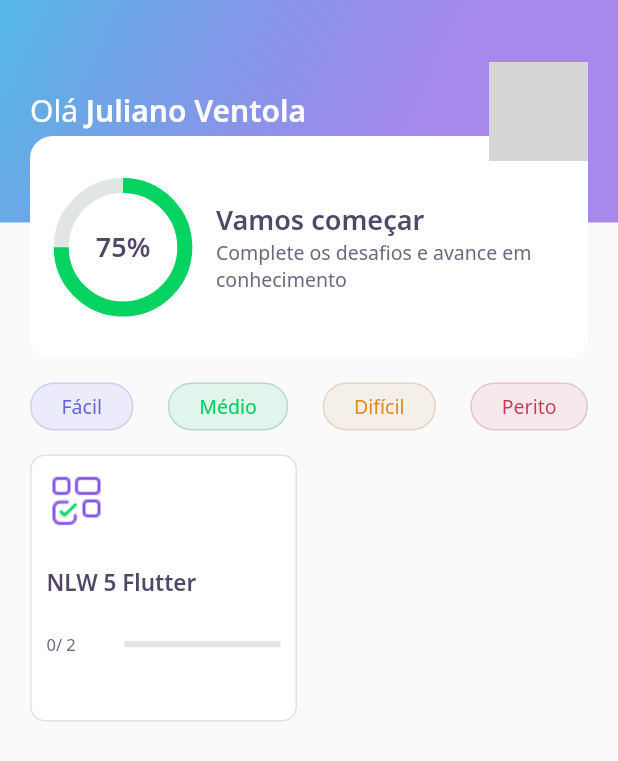
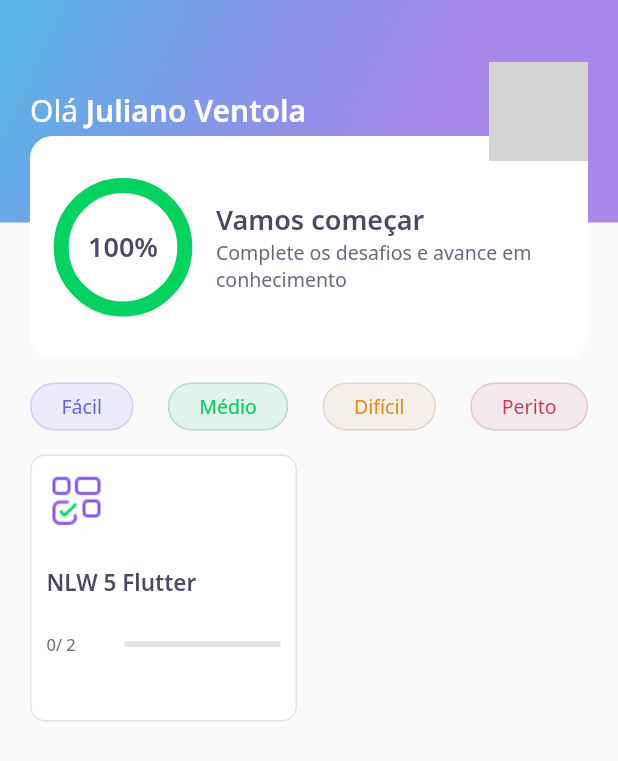
Before and after one commit to julianoventola/DevQuiz-NLW5, a Flutter app: the screen it shows after launch, on a phone screen of 412 x 824 dp. Shown: the top 761 px of the screen. Run offline on Flutter 3.47's test engine with Material 2 defaults, Android fonts, the phone set to English and light mode, and no system bars; our stand-ins replace google_fonts, share_plus; accounts and stored records are empty; network calls fail; grey boxes are pictures that could not be loaded.

Commit message:
feat: score animation in appbar

```diff
--- a/database/user.json
+++ b/database/user.json
@@ -1,5 +1,5 @@
 {
   "name": "Juliano Ventola",
-  "score": 75,
+  "score": 100,
   "photoUrl": "https://avatars.githubusercontent.com/u/28475558?v=4"
 }
--- a/lib/home/widgets/appbar/appbar_widget.dart
+++ b/lib/home/widgets/appbar/appbar_widget.dart
@@ -55,7 +55,9 @@ class AppBarWidget extends PreferredSize {
                 ),
                 Align(
                   alignment: Alignment(0, 1),
-                  child: ScoreCardWidget(),
+                  child: ScoreCardWidget(
+                    percent: user.score / 100,
+                  ),
                 ),
               ],
             ),
--- a/lib/home/widgets/chart/chart_widget.dart
+++ b/lib/home/widgets/chart/chart_widget.dart
@@ -2,13 +2,42 @@ import 'package:devquiz/core/app_colors.dart';
 import 'package:devquiz/core/app_text_styles.dart';
 import 'package:flutter/material.dart';
 
-class ChartWidget extends StatelessWidget {
-  const ChartWidget({Key? key}) : super(key: key);
+class ChartWidget extends StatefulWidget {
+  final double percent;
+  const ChartWidget({
+    Key? key,
+    required this.percent,
+  }) : super(key: key);
+
+  @override
+  _ChartWidgetState createState() => _ChartWidgetState();
+}
+
+class _ChartWidgetState extends State<ChartWidget>
+    with SingleTickerProviderStateMixin {
+  late AnimationController _controller;
+  late Animation<double> _animation;
+
+  void _initAnimation() {
+    _controller =
+        AnimationController(vsync: this, duration: Duration(seconds: 2));
+    _animation =
+        Tween<double>(begin: 0, end: widget.percent).animate(_controller);
+    _controller.forward();
+  }
+
+  @override
+  void initState() {
+    super.initState();
+    _initAnimation();
+  }
 
   @override
   Widget build(BuildContext context) {
     return Container(
-      child: Stack(
+      child: AnimatedBuilder(
+        animation: _animation,
+        builder: (context, _) => Stack(
           children: [
             Center(
               child: Container(
@@ -16,15 +45,18 @@ class ChartWidget extends StatelessWidget {
                 width: MediaQuery.of(context).size.width * 0.2,
                 child: CircularProgressIndicator(
                   strokeWidth: 10,
-                value: 0.75,
+                  value: _animation.value,
                   backgroundColor: AppColors.chartSecondary,
                   valueColor:
                       AlwaysStoppedAnimation<Color>(AppColors.chartPrimary),
                 ),
               ),
             ),
-          Center(child: Text('75%', style: AppTextStyles.heading)),
+            Center(
+                child: Text('${(_animation.value * 100).toInt()}%',
+                    style: AppTextStyles.heading)),
           ],
+        ),
       ),
     );
   }
--- a/lib/home/widgets/score_card/score_card_widget.dart
+++ b/lib/home/widgets/score_card/score_card_widget.dart
@@ -3,7 +3,11 @@ import 'package:devquiz/home/widgets/chart/chart_widget.dart';
 import 'package:flutter/material.dart';
 
 class ScoreCardWidget extends StatelessWidget {
-  const ScoreCardWidget({Key? key}) : super(key: key);
+  final double percent;
+  const ScoreCardWidget({
+    Key? key,
+    required this.percent,
+  }) : super(key: key);
 
   @override
   Widget build(BuildContext context) {
@@ -20,7 +24,9 @@ class ScoreCardWidget extends StatelessWidget {
           children: [
             Expanded(
               flex: 1,
-              child: ChartWidget(),
+              child: ChartWidget(
+                percent: percent,
+              ),
             ),
             Expanded(
               flex: 2,
```
Lines whose indentation alone changed are shown as unchanged.
